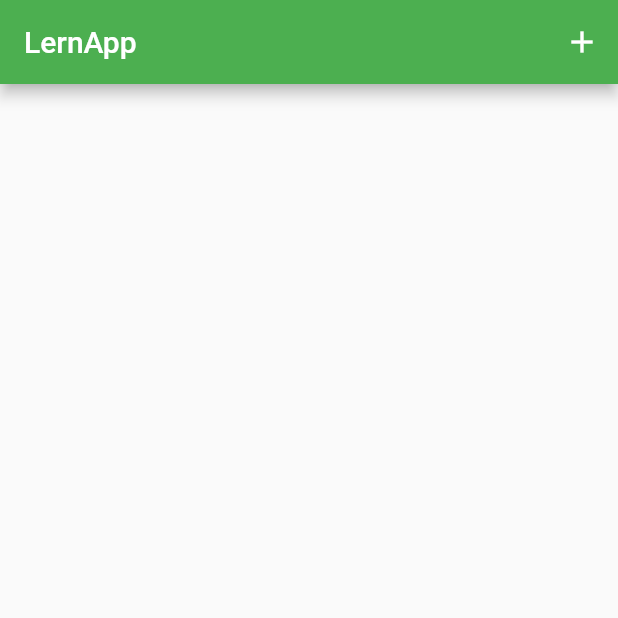
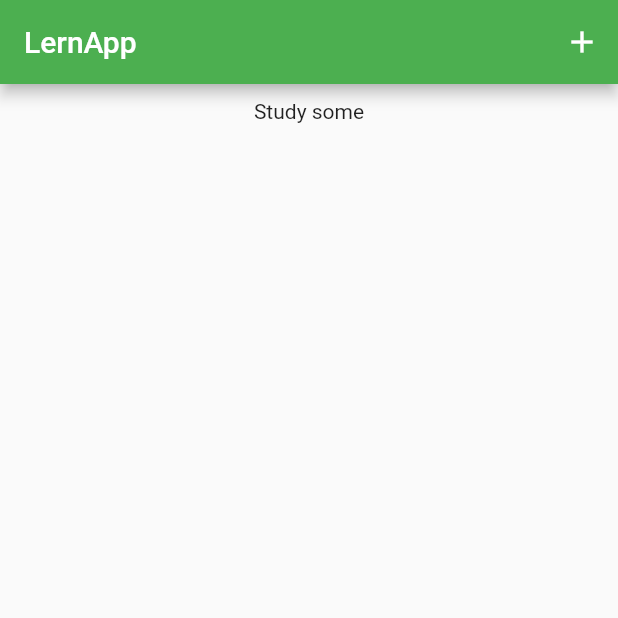
Before and after one commit to Chrisi03/lern_app, a Flutter app: the screen it shows after launch, on a phone screen of 412 x 824 dp, the top half of it. Run offline on Flutter 3.47's test engine with Material 2 defaults, Android fonts, the phone set to English and light mode, and no system bars; missing offline and left inert: sortedmap.

Commit message:
Study some

```diff
--- a/lib/main.dart
+++ b/lib/main.dart
@@ -58,7 +58,6 @@ class _MyHomePageState extends State<MyHomePage> {
     sortedList();
   }
 
-
   void delete(int index) {
     setState(() {
       subjectLearnTime[learnTimeList[index].subject] -=
@@ -102,9 +101,7 @@ class _MyHomePageState extends State<MyHomePage> {
               height: 200,
               child: ProgressBarList(subjectLearnTime),
             ),
-            Expanded(
-              child: LearnTimeListView(delete,learnTimeList)
-            )
+            Expanded(child: LearnTimeListView(delete, learnTimeList))
           ],
         ),
         floatingActionButton: FloatingActionButton(
--- a/lib/progressBarList.dart
+++ b/lib/progressBarList.dart
@@ -26,6 +26,9 @@ class ProgressBarList extends StatelessWidget {
 
   @override
   Widget build(BuildContext context) {
+    if(subjectLearnTime.length==0){
+      return Text('Study some');
+    }
     return ListView.builder(
         shrinkWrap: true,
         scrollDirection: Axis.horizontal,
```
